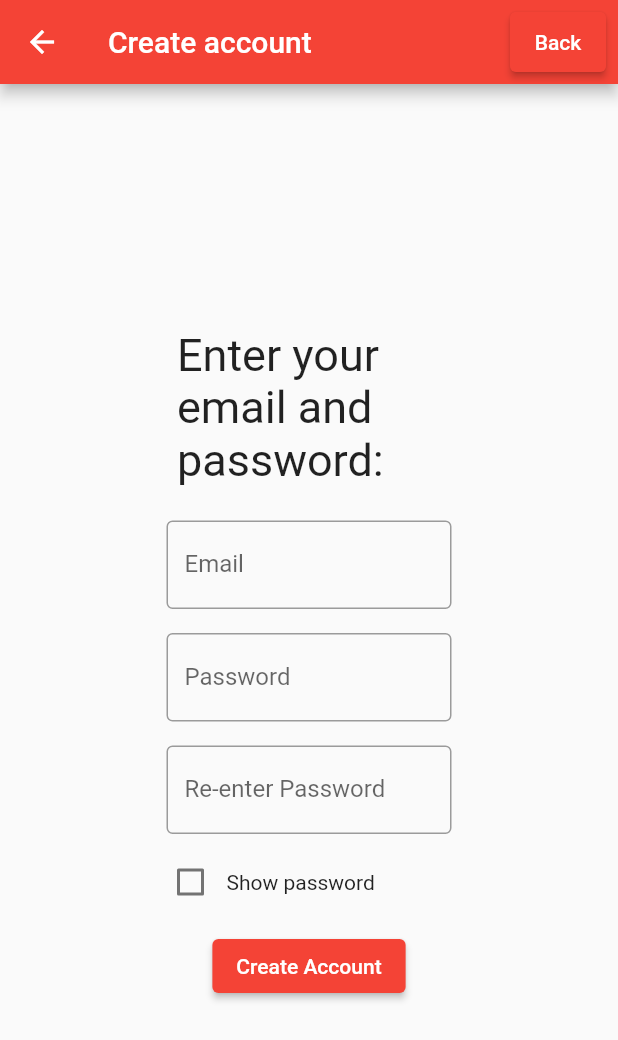
After one commit to jonas-la/csce315_project3_13, a Flutter app: the Win_Create_Account screen opened by its route, after a tap on "Back", after a tap on "Create account", on a phone screen of 412 x 824 dp. The commit adds this screen. Shown: the top 1040 px of the screen. Run offline on Flutter 3.47's test engine with Material 2 defaults, Android fonts, the phone set to English and light mode, and no system bars; our stand-ins replace cloud_functions, firebase_auth, firebase_core; accounts and stored records are empty.

Commit message:
Create and completed Create Account GUI

```diff
--- /dev/null
+++ b/lib/GUI/Pages/Login/Win_Create_Account.dart
@@ -0,0 +1,180 @@
+import 'package:csce315_project3_13/GUI/Pages/Login/Win_Login.dart';
+import 'package:csce315_project3_13/Services/login_helper.dart';
+import 'package:flutter/material.dart';
+
+
+class Win_Create_Account extends StatefulWidget {
+  static const String route = '/create-account';
+  const Win_Create_Account({Key? key}) : super(key: key);
+
+  @override
+  State<Win_Create_Account> createState() => _Win_Create_AccountState();
+}
+
+class _Win_Create_AccountState extends State<Win_Create_Account> {
+
+  String _page_name = "Create account";
+  bool _show_password = false;
+
+  late TextEditingController _username_controller;
+  late TextEditingController _password_controller1;
+  late TextEditingController _password_controller2;
+
+  login_helper _login_helper_instance = login_helper();
+
+  void _switch_show_password(){
+    setState(() {
+      _show_password = !_show_password;
+    });
+  }
+
+  void _create_account({required BuildContext context}){
+
+    if(_password_controller1.text == _password_controller2.text){
+    //  If both passwords are the same
+
+    }else{
+    //  If the passwords are different
+
+      showDialog(
+        context: context,
+        builder: (BuildContext context) {
+          return AlertDialog(
+            title: const Text('Entered different passwords'),
+            content: const Text('Try again, and ensure your passwords match'),
+            actions: <Widget>[
+              TextButton(
+                child: const Text('OK'),
+                onPressed: () {
+                  // Perform some action here
+                  Navigator.of(context).pop();
+                },
+              ),
+            ],
+          );
+        },
+      );
+
+    }
+
+  }
+
+
+
+  @override
+  void initState() {
+    super.initState();
+    _username_controller = TextEditingController();
+    _password_controller1 = TextEditingController();
+    _password_controller2 = TextEditingController();
+  }
+
+  @override
+  void dispose() {
+    _username_controller.dispose();
+    _password_controller1.dispose();
+    _password_controller2.dispose();
+    super.dispose();
+  }
+
+
+  @override
+  Widget build(BuildContext context) {
+    return Scaffold(
+      appBar: AppBar(
+        title: Text(_page_name),
+        actions: [
+
+          Padding(
+            padding: const EdgeInsets.all(8.0),
+            child: ElevatedButton(onPressed: (){
+              Navigator.pushReplacementNamed(context, Win_Login.route);
+            }, child: const Text("Back")),
+          ),
+
+        ],
+      ),
+      body: Center(
+        child: Container(
+          width: MediaQuery.of(context).size.width/2,
+          child: Column(
+            mainAxisAlignment: MainAxisAlignment.center,
+            children: <Widget>[
+
+              const Padding(
+                padding: EdgeInsets.all(15.0),
+                child: Text(
+                  'Enter your email and password:',
+                  style: TextStyle(
+                    fontSize: 30,
+                  ),
+                ),
+              ),
+
+              Padding(
+                padding: const EdgeInsets.all(8.0),
+                child: TextField(
+                  controller: _username_controller,
+                  obscureText: false,
+                  decoration: const InputDecoration(
+                    border: OutlineInputBorder(),
+                    labelText: 'Email',
+                  ),),
+              ),
+
+
+
+              Padding(
+                padding: const EdgeInsets.all(8.0),
+                child: TextField(
+                  controller: _password_controller1,
+                  obscureText: !_show_password,
+                  decoration: const InputDecoration(
+                    border: OutlineInputBorder(),
+                    labelText: 'Password',
+                  ),),
+              ),
+
+              Padding(
+                padding: const EdgeInsets.all(8.0),
+                child: TextField(
+                  controller: _password_controller2,
+                  onSubmitted: (String pass_string){
+                    _create_account(context: context);
+                  },
+                  obscureText: !_show_password,
+                  decoration: const InputDecoration(
+                    border: OutlineInputBorder(),
+                    labelText: 'Re-enter Password',
+                  ),),
+              ),
+
+              Row(
+                mainAxisAlignment: MainAxisAlignment.start,
+                children: [
+                  Checkbox(
+                      value: _show_password,
+                      onChanged: (changed_value){
+                        _switch_show_password();
+                      }),
+
+                  Text("Show password"),
+                ],
+              ),
+
+              Padding(
+                padding: const EdgeInsets.all(8.0),
+                child: ElevatedButton(onPressed: (){
+                  _create_account(context: context);
+                }, child: const Text("Create Account")),
+              ),
+
+
+            ],
+          ),
+        ),
+      ),
+      // This trailing comma makes auto-formatting nicer for build methods.
+    );
+  }
+}
--- a/lib/GUI/Pages/Login/Win_Login.dart
+++ b/lib/GUI/Pages/Login/Win_Login.dart
@@ -1,3 +1,4 @@
+import 'package:csce315_project3_13/GUI/Pages/Login/Win_Create_Account.dart';
 import 'package:csce315_project3_13/GUI/Pages/Login/Win_Reset_Password.dart';
 import 'package:csce315_project3_13/GUI/Pages/Test%20Pages/Win_Functions_Test_Page.dart';
 import 'package:csce315_project3_13/Services/login_helper.dart';
@@ -58,6 +59,14 @@ class _Win_LoginState extends State<Win_Login> {
         actions: [
           Row(
             children: [
+
+              Padding(
+                padding: const EdgeInsets.all(8.0),
+                child: ElevatedButton(onPressed: (){
+                  Navigator.pushReplacementNamed(context, Win_Create_Account.route);
+                }, child: const Text("Create account")),
+              ),
+
               Padding(
                 padding: const EdgeInsets.all(8.0),
                 child: ElevatedButton(onPressed: (){
@@ -85,15 +94,20 @@ class _Win_LoginState extends State<Win_Login> {
                 ),
               ),
 
-              TextField(
+              Padding(
+                padding: const EdgeInsets.all(8.0),
+                child: TextField(
                   controller: _username_controller,
                   obscureText: false,
                   decoration: const InputDecoration(
                     border: OutlineInputBorder(),
                     labelText: 'Email',
                   ),),
+              ),
 
-              TextField(
+              Padding(
+                padding: const EdgeInsets.all(8.0),
+                child: TextField(
                    controller: _password_controller,
                    onSubmitted: (String pass_string){
                      _login(context);
@@ -103,6 +117,7 @@ class _Win_LoginState extends State<Win_Login> {
                      border: OutlineInputBorder(),
                      labelText: 'Password',
                    ),),
+              ),
 
               Row(
                 mainAxisAlignment: MainAxisAlignment.start,
--- a/lib/GUI/Pages/Login/Win_Reset_Password.dart
+++ b/lib/GUI/Pages/Login/Win_Reset_Password.dart
@@ -46,17 +46,14 @@ class _Win_Reset_PasswordState extends State<Win_Reset_Password> {
       appBar: AppBar(
         title: Text(_page_name),
         actions: [
-          Row(
-            mainAxisAlignment: MainAxisAlignment.start,
-            children: [
+
               Padding(
                 padding: const EdgeInsets.all(8.0),
                 child: ElevatedButton(onPressed: (){
                   Navigator.pushReplacementNamed(context, Win_Login.route);
                 }, child: const Text("Back")),
               ),
-            ],
-          ),
+
         ],
       ),
       body: Center(
--- a/lib/main.dart
+++ b/lib/main.dart
@@ -1,4 +1,5 @@
 import 'package:csce315_project3_13/Constants/constants.dart';
+import 'package:csce315_project3_13/GUI/Pages/Login/Win_Create_Account.dart';
 import 'package:csce315_project3_13/GUI/Pages/Login/Win_Reset_Password.dart';
 import 'package:csce315_project3_13/GUI/Pages/Test%20Pages/Win_Functions_Test_Page.dart';
 import 'package:csce315_project3_13/GUI/Pages/Win_Manager_View.dart';
@@ -26,6 +27,7 @@ class MyApp extends StatelessWidget {
       routes:  <String, WidgetBuilder>{
         Win_Login.route: (BuildContext context) => Win_Login(),
         Win_Reset_Password.route: (BuildContext context) => Win_Reset_Password(),
+        Win_Create_Account.route: (BuildContext context) => Win_Create_Account(),
         Win_Manager_View.route: (BuildContext context) => Win_Manager_View(),
         Win_Functions_Test_Page.route: (BuildContext context) => Win_Functions_Test_Page(),
       },
```
Lines whose indentation alone changed are shown as unchanged.
